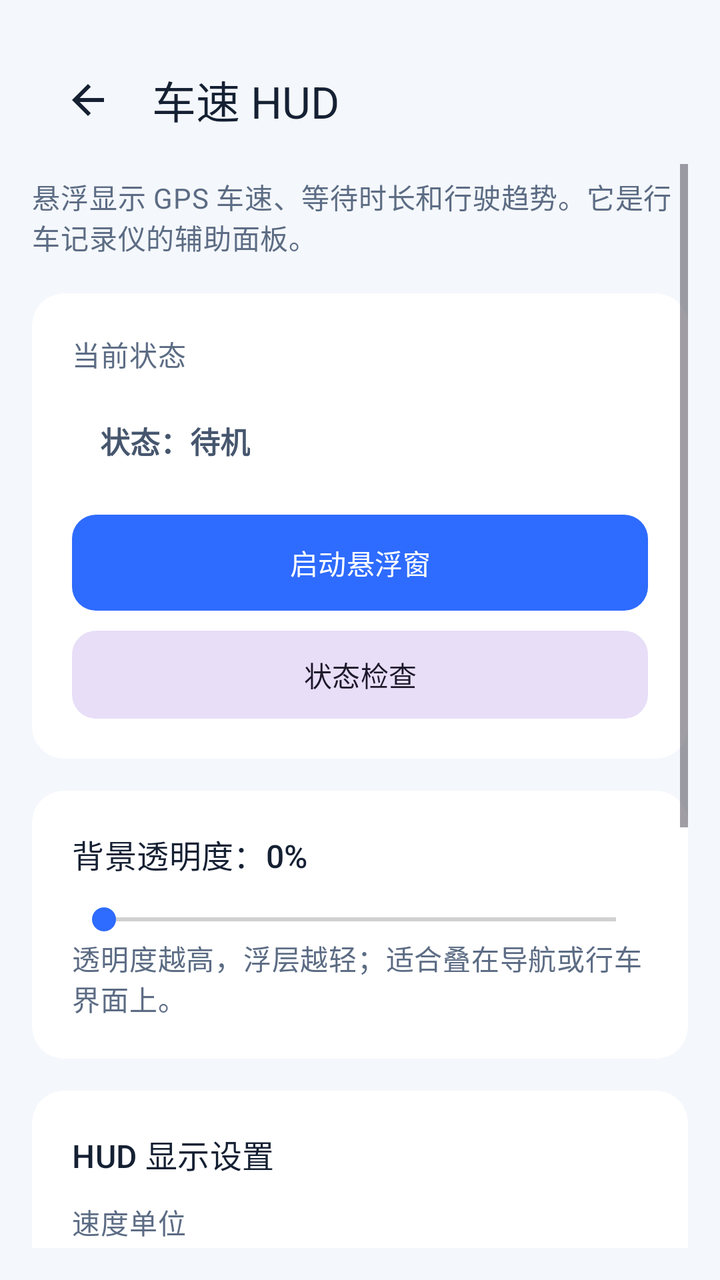
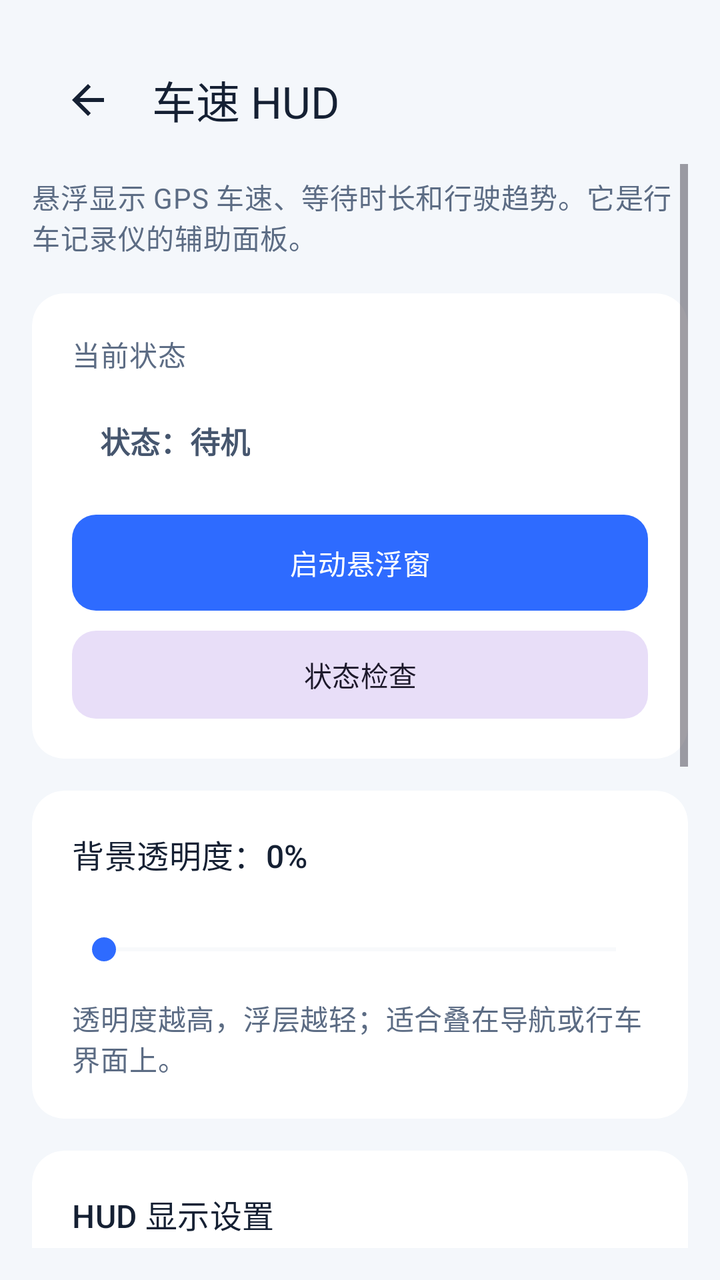

Two renders of the same Android screen: before a commit and after it. Below are the layout's source before the change and the commit's diff.
<!-- AndroidManifest.xml: application theme Theme.CarSpeed -->
<!-- res/layout/activity_speed_hud.xml -->
<?xml version="1.0" encoding="utf-8"?>
<LinearLayout xmlns:android="http://schemas.android.com/apk/res/android"
    xmlns:app="http://schemas.android.com/apk/res-auto"
    android:layout_width="match_parent"
    android:layout_height="match_parent"
    android:background="@color/brand_sand"
    android:orientation="vertical"
    android:paddingStart="16dp"
    android:paddingTop="18dp"
    android:paddingEnd="16dp"
    android:paddingBottom="16dp">

    <com.google.android.material.appbar.MaterialToolbar
        android:id="@+id/toolbar"
        android:layout_width="match_parent"
        android:layout_height="wrap_content"
        android:backgroundTint="@android:color/transparent"
        app:navigationIcon="@drawable/ic_nav_back"
        app:title="@string/speed_hud_title"
        app:titleTextColor="@color/text_primary" />

    <ScrollView
        android:layout_width="match_parent"
        android:layout_height="0dp"
        android:layout_weight="1"
        android:fillViewport="true">

        <LinearLayout
            android:layout_width="match_parent"
            android:layout_height="wrap_content"
            android:orientation="vertical"
            android:paddingBottom="8dp">

            <TextView
                android:layout_width="match_parent"
                android:layout_height="wrap_content"
                android:layout_marginTop="6dp"
                android:text="@string/speed_hud_subtitle"
                android:textAppearance="@style/TextAppearance.CarSpeed.Body" />

            <com.google.android.material.card.MaterialCardView
                style="@style/Widget.CarSpeed.Card"
                android:layout_width="match_parent"
                android:layout_height="wrap_content"
                android:layout_marginTop="18dp">

                <LinearLayout
                    android:layout_width="match_parent"
                    android:layout_height="wrap_content"
                    android:orientation="vertical"
                    android:padding="20dp">

                    <TextView
                        android:layout_width="wrap_content"
                        android:layout_height="wrap_content"
                        android:text="@string/status_label"
                        android:textAppearance="@style/TextAppearance.CarSpeed.Body" />

                    <TextView
                        android:id="@+id/tvStatus"
                        android:layout_width="wrap_content"
                        android:layout_height="wrap_content"
                        android:layout_marginTop="14dp"
                        android:backgroundTint="@color/status_idle_bg"
                        android:paddingStart="14dp"
                        android:paddingTop="8dp"
                        android:paddingEnd="14dp"
                        android:paddingBottom="8dp"
                        android:text="@string/status_idle"
                        android:textColor="@color/status_idle_text"
                        android:textSize="15sp"
                        android:textStyle="bold" />

                    <com.google.android.material.button.MaterialButton
                        android:id="@+id/btnToggle"
                        style="@style/Widget.CarSpeed.Button"
                        android:layout_width="match_parent"
                        android:layout_height="wrap_content"
                        android:layout_marginTop="18dp"
                        android:text="@string/start_overlay" />

                    <com.google.android.material.button.MaterialButton
                        android:id="@+id/btnStatus"
                        style="@style/Widget.CarSpeed.Button.Tonal"
                        android:layout_width="match_parent"
                        android:layout_height="wrap_content"
                        android:layout_marginTop="10dp"
                        android:text="@string/status_check_title" />
                </LinearLayout>
            </com.google.android.material.card.MaterialCardView>

            <com.google.android.material.card.MaterialCardView
                style="@style/Widget.CarSpeed.Card"
                android:layout_width="match_parent"
                android:layout_height="wrap_content"
                android:layout_marginTop="16dp">

                <LinearLayout
                    android:layout_width="match_parent"
                    android:layout_height="wrap_content"
                    android:orientation="vertical"
                    android:padding="20dp">

                    <TextView
                        android:id="@+id/tvOpacityLabel"
                        android:layout_width="match_parent"
                        android:layout_height="wrap_content"
                        android:text="@string/opacity_label_default"
                        android:textAppearance="@style/TextAppearance.CarSpeed.SectionTitle" />

                    <SeekBar
                        android:id="@+id/sbOpacity"
                        android:layout_width="match_parent"
                        android:layout_height="wrap_content"
                        android:layout_marginTop="12dp"
                        android:max="100"
                        android:progress="0"
                        android:progressTint="@color/brand_blue"
                        android:thumbTint="@color/brand_blue" />

                    <TextView
                        android:layout_width="match_parent"
                        android:layout_height="wrap_content"
                        android:text="@string/opacity_helper"
                        android:textAppearance="@style/TextAppearance.CarSpeed.Body" />
                </LinearLayout>
            </com.google.android.material.card.MaterialCardView>

            <com.google.android.material.card.MaterialCardView
                style="@style/Widget.CarSpeed.Card"
                android:layout_width="match_parent"
                android:layout_height="wrap_content"
                android:layout_marginTop="16dp">

                <LinearLayout
                    android:layout_width="match_parent"
                    android:layout_height="wrap_content"
                    android:orientation="vertical"
                    android:padding="20dp">

                    <TextView
                        android:layout_width="match_parent"
                        android:layout_height="wrap_content"
                        android:text="@string/hud_settings_title"
                        android:textAppearance="@style/TextAppearance.CarSpeed.SectionTitle" />

                    <TextView
                        android:layout_width="match_parent"
                        android:layout_height="wrap_content"
                        android:layout_marginTop="12dp"
                        android:text="@string/speed_unit_label"
                        android:textAppearance="@style/TextAppearance.CarSpeed.Body" />

                    <Spinner
                        android:id="@+id/spSpeedUnit"
                        android:layout_width="match_parent"
                        android:layout_height="52dp"
                        android:layout_marginTop="6dp"
                        android:backgroundTint="@color/surface_secondary" />

                    <TextView
                        android:id="@+id/tvWarningLabel"
                        android:layout_width="match_parent"
                        android:layout_height="wrap_content"
                        android:layout_marginTop="16dp"
                        android:text="@string/speed_warning_label_default"
                        android:textAppearance="@style/TextAppearance.CarSpeed.SectionTitle" />

                    <SeekBar
                        android:id="@+id/sbSpeedWarning"
                        android:layout_width="match_parent"
                        android:layout_height="wrap_content"
                        android:layout_marginTop="12dp"
                        android:max="240"
                        android:progress="120"
                        android:progressTint="@color/brand_teal"
                        android:thumbTint="@color/brand_teal" />

                    <TextView
                        android:layout_width="match_parent"
                        android:layout_height="wrap_content"
                        android:text="@string/speed_warning_helper"
                        android:textAppearance="@style/TextAppearance.CarSpeed.Body" />
                </LinearLayout>
            </com.google.android.material.card.MaterialCardView>

            <com.google.android.material.card.MaterialCardView
                style="@style/Widget.CarSpeed.Card"
                android:layout_width="match_parent"
                android:layout_height="wrap_content"
                android:layout_marginTop="16dp">

                <LinearLayout
                    android:layout_width="match_parent"
                    android:layout_height="wrap_content"
                    android:orientation="vertical"
                    android:padding="20dp">

                    <TextView
                        android:id="@+id/tvYAxisLabel"
                        android:layout_width="match_parent"
                        android:layout_height="wrap_content"
                        android:text="@string/y_axis_label_default"
                        android:textAppearance="@style/TextAppearance.CarSpeed.SectionTitle" />

                    <SeekBar
                        android:id="@+id/sbYAxisMax"
                        android:layout_width="match_parent"
                        android:layout_height="wrap_content"
                        android:layout_marginTop="12dp"
                        android:max="2000"
                        android:progress="300"
                        android:progressTint="@color/brand_teal"
                        android:thumbTint="@color/brand_teal" />

                    <TextView
                        android:layout_width="match_parent"
                        android:layout_height="wrap_content"
                        android:text="@string/y_axis_helper"
                        android:textAppearance="@style/TextAppearance.CarSpeed.Body" />
                </LinearLayout>
            </com.google.android.material.card.MaterialCardView>
        </LinearLayout>
    </ScrollView>
</LinearLayout>
<!-- resources referenced by this layout -->
<resources>
  <style name="Theme.CarSpeed" parent="Theme.Material3.DayNight.NoActionBar">
          <item name="colorPrimary">@color/brand_blue</item>
          <item name="colorSecondary">@color/brand_teal</item>
          <item name="colorSurface">@color/surface_primary</item>
          <item name="android:colorBackground">@color/brand_sand</item>
          <item name="android:statusBarColor">@android:color/transparent</item>
          <item name="android:navigationBarColor">@color/brand_sand</item>
          <item name="android:windowLightStatusBar">true</item>
          <item name="android:windowLightNavigationBar" tools:targetApi="27">true</item>
          <item name="materialButtonStyle">@style/Widget.CarSpeed.Button</item>
          <item name="materialCardViewFilledStyle">@style/Widget.CarSpeed.Card</item>
      </style>
  <!-- unchanged entries left out for length: 29 -->
</resources>

<!-- the commit's change to res/layout/activity_speed_hud.xml (unified diff, before → after) -->
@@ -155,8 +155,7 @@
                         android:id="@+id/spSpeedUnit"
                         android:layout_width="match_parent"
                         android:layout_height="52dp"
-                        android:layout_marginTop="6dp"
-                        android:backgroundTint="@color/surface_secondary" />
+                        android:layout_marginTop="6dp" />
 
                     <TextView
                         android:id="@+id/tvWarningLabel"
<!-- resource entries referenced after the edit -->
@@ -1,6 +1,6 @@
 <!-- resources referenced by this layout -->
 <resources>
-  <style name="Theme.CarSpeed" parent="Theme.Material3.DayNight.NoActionBar">
+  <style name="Theme.CarSpeed" parent="Theme.Material3.Light.NoActionBar">
           <item name="colorPrimary">@color/brand_blue</item>
           <item name="colorSecondary">@color/brand_teal</item>
           <item name="colorSurface">@color/surface_primary</item>
@@ -8,10 +8,76 @@
           <item name="android:statusBarColor">@android:color/transparent</item>
           <item name="android:navigationBarColor">@color/brand_sand</item>
           <item name="android:windowLightStatusBar">true</item>
+          <item name="android:forceDarkAllowed" tools:targetApi="29">false</item>
           <item name="android:windowLightNavigationBar" tools:targetApi="27">true</item>
           <item name="materialButtonStyle">@style/Widget.CarSpeed.Button</item>
           <item name="materialCardViewFilledStyle">@style/Widget.CarSpeed.Card</item>
+          <item name="alertDialogTheme">@style/ThemeOverlay.CarSpeed.Dialog</item>
+          <item name="materialAlertDialogTheme">@style/ThemeOverlay.CarSpeed.Dialog</item>
+          <item name="android:seekBarStyle">@style/Widget.CarSpeed.SeekBar</item>
+          <item name="seekBarStyle">@style/Widget.CarSpeed.SeekBar</item>
+          <item name="android:spinnerStyle">@style/Widget.CarSpeed.Spinner</item>
+          <item name="spinnerStyle">@style/Widget.CarSpeed.Spinner</item>
+          <item name="android:progressBarStyleHorizontal">@style/Widget.CarSpeed.ProgressBar</item>
+          <item name="colorControlActivated">@color/brand_blue</item>
       </style>
+  <style name="ThemeOverlay.CarSpeed.Dialog" parent="ThemeOverlay.Material3.MaterialAlertDialog">
+          <item name="colorSurface">@color/surface_primary</item>
+          <item name="colorSurfaceContainer">@color/surface_primary</item>
+          <item name="colorSurfaceContainerHigh">@color/surface_primary</item>
+          <item name="colorOnSurface">@color/text_primary</item>
+          <item name="colorOnSurfaceVariant">@color/text_secondary</item>
+          <item name="colorPrimary">@color/brand_blue</item>
+          <item name="android:colorBackground">@color/surface_primary</item>
+          <item name="android:textColorPrimary">@color/text_primary</item>
+          <item name="android:forceDarkAllowed" tools:targetApi="29">false</item>
+      </style>
+  <style name="Widget.CarSpeed.SeekBar" parent="Widget.AppCompat.SeekBar">
+          <item name="android:progressTint">@color/brand_blue</item>
+          <item name="android:thumbTint">@color/brand_blue</item>
+          <item name="android:progressBackgroundTint">@color/divider_soft</item>
+          <item name="android:minHeight">48dp</item>
+      </style>
+  <style name="Widget.CarSpeed.Spinner" parent="Widget.AppCompat.Spinner">
+          <item name="android:background">@drawable/bg_spinner</item>
+          <item name="android:popupBackground">@color/surface_primary</item>
+          <item name="android:minHeight">48dp</item>
+          <item name="android:paddingStart">4dp</item>
+          <item name="android:paddingEnd">4dp</item>
+      </style>
+  <style name="Widget.CarSpeed.ProgressBar" parent="Widget.AppCompat.ProgressBar.Horizontal">
+          <item name="android:progressTint">@color/brand_blue</item>
+          <item name="android:progressBackgroundTint">@color/divider_soft</item>
+          <item name="android:minHeight">4dp</item>
+      </style>
+  <color name="divider_soft">#E4E9F0</color>
+  <!-- drawable bg_spinner (drawable) -->
+  <?xml version="1.0" encoding="utf-8"?>
+  <layer-list xmlns:android="http://schemas.android.com/apk/res/android">
+      <item>
+          <shape android:shape="rectangle">
+              <solid android:color="@color/surface_secondary" />
+              <corners android:radius="12dp" />
+          </shape>
+      </item>
+      <item
+          android:width="20dp"
+          android:height="20dp"
+          android:drawable="@drawable/ic_spinner_arrow"
+          android:end="12dp"
+          android:gravity="end|center_vertical" />
+  </layer-list>
+  <!-- drawable ic_spinner_arrow (drawable) -->
+  <?xml version="1.0" encoding="utf-8"?>
+  <vector xmlns:android="http://schemas.android.com/apk/res/android"
+      android:width="20dp"
+      android:height="20dp"
+      android:viewportWidth="24"
+      android:viewportHeight="24">
+      <path
+          android:fillColor="@color/text_secondary"
+          android:pathData="M7,10l5,5 5,-5z" />
+  </vector>
   <!-- unchanged entries left out for length: 29 -->
 </resources>
 
